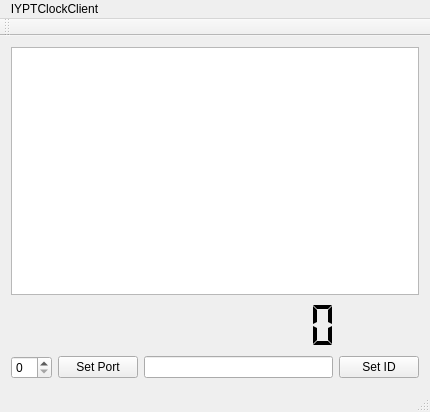
Before: the Qt Designer form iyptclockclient/mainwindow.ui in drogenlied/QIYPTClock, drawn with Qt 5.
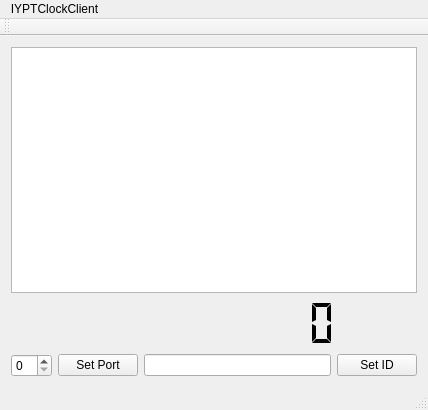
After: the same form once the commit is applied. Custom widgets are drawn as their Qt base class.

Commit message: add Ctrl-Q shortcut for Quit

What changed in the file:
```diff
--- a/iyptclockclient/mainwindow.ui
+++ b/iyptclockclient/mainwindow.ui
@@ -6,8 +6,8 @@
    <rect>
     <x>0</x>
     <y>0</y>
-    <width>430</width>
-    <height>412</height>
+    <width>428</width>
+    <height>410</height>
    </rect>
   </property>
   <property name="windowTitle">
@@ -75,8 +75,8 @@
     <rect>
      <x>0</x>
      <y>0</y>
-     <width>430</width>
-     <height>23</height>
+     <width>428</width>
+     <height>22</height>
     </rect>
    </property>
    <widget class="QMenu" name="menuIYPTClockClient">
```
Left out of the diff: 3 changed lines with no effect on the pictures.
